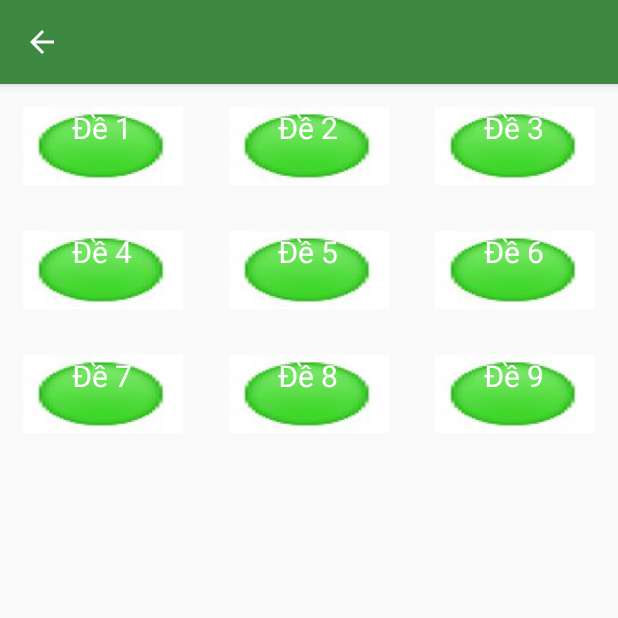
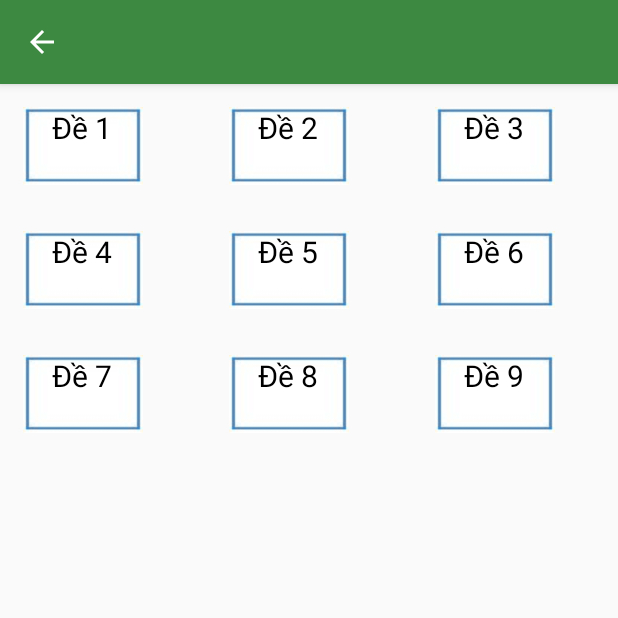
Before and after one commit to dangphuong3110/BTL_PTUD, an Android app: the ExamActivity screen opened directly, with no data from a screen before it, on a phone screen of 412 x 824 dp, the top half of it. Run offline under Robolectric (Android 15) with nearby library versions, the phone set to English and light mode, and no system bars.

Commit message:
chỉnh sửa button đề thi

```diff
--- a/BTL_PTUD_16/app/src/main/res/layout/exam_layout.xml
+++ b/BTL_PTUD_16/app/src/main/res/layout/exam_layout.xml
@@ -21,7 +21,7 @@
             android:layout_marginTop="10dp"
             android:layout_marginEnd="10dp"
             android:layout_marginBottom="10dp"
-            android:background="@drawable/green_circle"
+            android:background="@drawable/exam"
             android:orientation="vertical">
 
             <TextView
@@ -31,7 +31,7 @@
                 android:layout_gravity="center"
                 android:gravity="center"
                 android:text="Đề 1"
-                android:textColor="#FFFFFF"
+                android:textColor="#000"
                 android:textSize="20dp" />
 
             <ImageView
```
Also changed, not shown: BTL_PTUD_16/app/src/main/res/drawable/exam.jpg (added), BTL_PTUD_16/app/src/main/res/drawable/green_circle.jpg (deleted).
